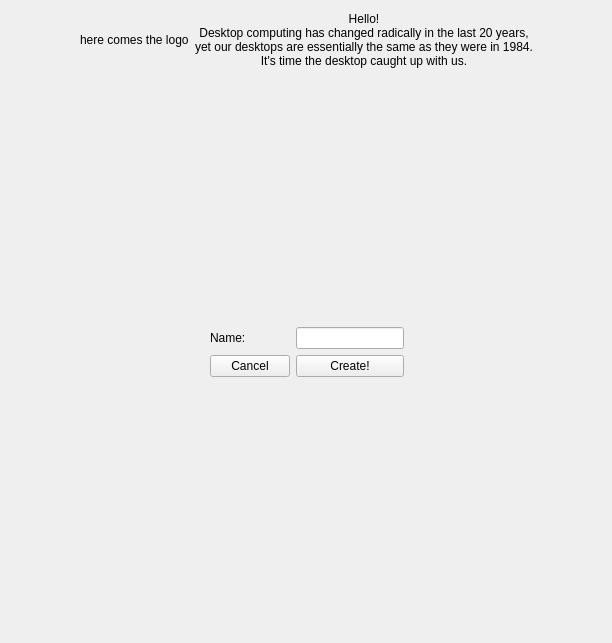
Above: startpage.ui from KDE/plasma-sdk before the change. Below: the same form after it.
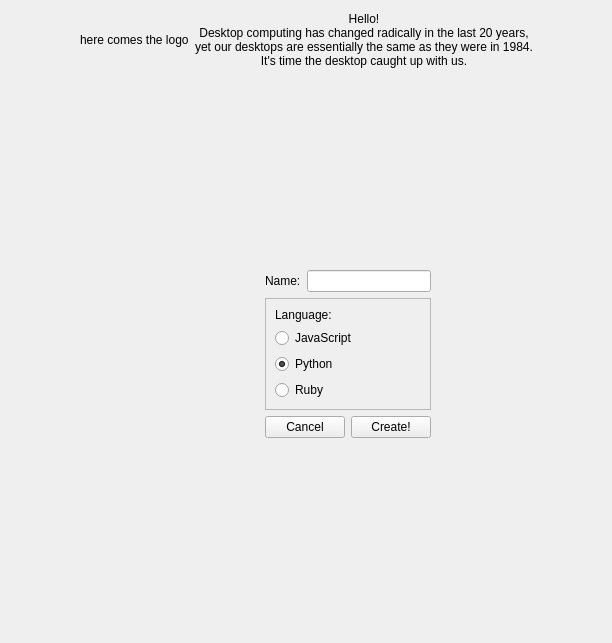
That is the form after the change. The open tabs and pages were chosen to show the change. Custom widgets are drawn as their Qt base class.

Commit message: Saved docks position, added radio buttons to select scripting languages, added templates folder with simple sources files for plasmoid and data engines

What changed in the file:
```diff
--- a/startpage.ui
+++ b/startpage.ui
@@ -285,9 +285,16 @@
                 </layout>
                </widget>
                <widget class="QWidget" name="stackedWidgetPageTwo">
-                <layout class="QGridLayout" name="gridLayout_6">
-                 <item row="0" column="0">
-                  <layout class="QVBoxLayout" name="verticalLayout_3">
+                <widget class="QWidget" name="layoutWidget">
+                 <property name="geometry">
+                  <rect>
+                   <x>80</x>
+                   <y>5</y>
+                   <width>220</width>
+                   <height>511</height>
+                  </rect>
+                 </property>
+                 <layout class="QVBoxLayout" name="verticalLayout_5">
                    <item>
                     <spacer name="verticalSpacer_3">
                      <property name="orientation">
@@ -302,7 +309,7 @@
                     </spacer>
                    </item>
                    <item>
-                    <layout class="QHBoxLayout" name="horizontalLayout">
+                   <layout class="QHBoxLayout" name="horizontalLayout_5">
                      <item>
                       <spacer name="horizontalSpacer_6">
                        <property name="orientation">
@@ -310,14 +317,14 @@
                        </property>
                        <property name="sizeHint" stdset="0">
                         <size>
-                         <width>40</width>
-                         <height>20</height>
+                        <width>13</width>
+                        <height>169</height>
                         </size>
                        </property>
                       </spacer>
                      </item>
                      <item>
-                      <layout class="QGridLayout" name="gridLayout_5">
+                     <layout class="QFormLayout" name="formLayout">
                        <item row="0" column="0">
                         <widget class="QLabel" name="label">
                          <property name="text">
@@ -328,26 +335,67 @@
                        <item row="0" column="1">
                         <widget class="KLineEdit" name="projectName"/>
                        </item>
-                       <item row="1" column="1">
-                        <widget class="KPushButton" name="newProjectButton">
+                      <item row="1" column="0" colspan="2">
+                       <widget class="QFrame" name="frame">
+                        <property name="frameShape">
+                         <enum>QFrame::StyledPanel</enum>
+                        </property>
+                        <property name="frameShadow">
+                         <enum>QFrame::Raised</enum>
+                        </property>
+                        <layout class="QVBoxLayout" name="verticalLayout_3">
+                         <item>
+                          <widget class="QLabel" name="label_4">
                          <property name="text">
-                          <string>Create!</string>
-                         </property>
-                         <property name="autoDefault">
+                            <string>Language:</string>
+                           </property>
+                          </widget>
+                         </item>
+                         <item>
+                          <widget class="QRadioButton" name="radioButtonJs">
+                           <property name="text">
+                            <string>JavaScript</string>
+                           </property>
+                          </widget>
+                         </item>
+                         <item>
+                          <widget class="QRadioButton" name="radioButtonPy">
+                           <property name="text">
+                            <string>Python</string>
+                           </property>
+                           <property name="checked">
                           <bool>true</bool>
                          </property>
-                         <property name="default">
-                          <bool>false</bool>
+                          </widget>
+                         </item>
+                         <item>
+                          <widget class="QRadioButton" name="radioButtonRb">
+                           <property name="text">
+                            <string>Ruby</string>
                          </property>
                         </widget>
                        </item>
-                       <item row="1" column="0">
+                        </layout>
+                       </widget>
+                      </item>
+                      <item row="2" column="0" colspan="2">
+                       <layout class="QHBoxLayout" name="horizontalLayout">
+                        <item>
                         <widget class="KPushButton" name="cancelNewProjectButton">
                          <property name="text">
                           <string>Cancel</string>
                          </property>
                         </widget>
                        </item>
+                        <item>
+                         <widget class="KPushButton" name="newProjectButton">
+                          <property name="text">
+                           <string>Create!</string>
+                          </property>
+                         </widget>
+                        </item>
+                       </layout>
+                      </item>
                       </layout>
                      </item>
                      <item>
@@ -357,8 +405,8 @@
                        </property>
                        <property name="sizeHint" stdset="0">
                         <size>
-                         <width>40</width>
-                         <height>20</height>
+                        <width>13</width>
+                        <height>169</height>
                         </size>
                        </property>
                       </spacer>
@@ -379,8 +427,7 @@
                     </spacer>
                    </item>
                   </layout>
-                 </item>
-                </layout>
+                </widget>
                </widget>
               </widget>
              </item>
@@ -456,9 +503,9 @@
  </widget>
  <customwidgets>
   <customwidget>
-   <class>KUrlRequester</class>
-   <extends>QFrame</extends>
-   <header>kurlrequester.h</header>
+   <class>KLineEdit</class>
+   <extends>QLineEdit</extends>
+   <header>klineedit.h</header>
   </customwidget>
   <customwidget>
    <class>KListWidget</class>
@@ -471,9 +518,9 @@
    <header>kpushbutton.h</header>
   </customwidget>
   <customwidget>
-   <class>KLineEdit</class>
-   <extends>QLineEdit</extends>
-   <header>klineedit.h</header>
+   <class>KUrlRequester</class>
+   <extends>QFrame</extends>
+   <header>kurlrequester.h</header>
   </customwidget>
  </customwidgets>
  <tabstops>
```
Left out of the diff: 1 changed line with no effect on the pictures. Lines whose indentation alone changed are shown as unchanged. The commit also changes 10 other files.
